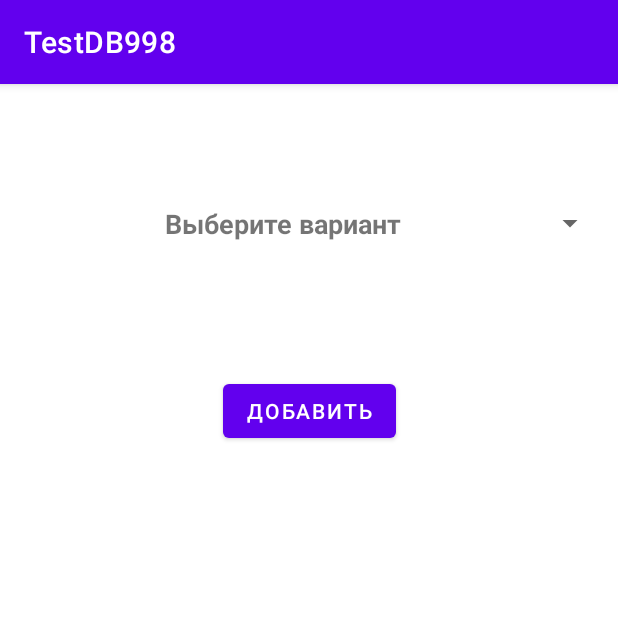
After one commit to KruzhokProg/TestDB998, an Android app: the HobbyActivity screen opened directly, with no data from a screen before it, on a phone screen of 412 x 824 dp, the top half of it. The commit adds this screen. Run offline under Robolectric (Android 15) with nearby library versions, the phone set to English and light mode, and no system bars; our stand-ins replace CircleImageView; 1 statement that could not run was skipped.

Commit message:
исправили ошибку бд

```diff
--- a/app/build.gradle
+++ b/app/build.gradle
@@ -36,4 +36,6 @@ dependencies {
     testImplementation 'junit:junit:4.+'
     androidTestImplementation 'androidx.test.ext:junit:1.1.2'
     androidTestImplementation 'androidx.test.espresso:espresso-core:3.3.0'
+
+    implementation 'de.hdodenhof:circleimageview:3.1.0'
 }
--- a/app/src/main/AndroidManifest.xml
+++ b/app/src/main/AndroidManifest.xml
@@ -9,6 +9,7 @@
         android:roundIcon="@mipmap/ic_launcher_round"
         android:supportsRtl="true"
         android:theme="@style/Theme.TestDB998">
+        <activity android:name=".HobbyActivity"></activity>
         <activity android:name=".MainActivity">
             <intent-filter>
                 <action android:name="android.intent.action.MAIN" />
--- /dev/null
+++ b/app/src/main/java/com/example/testdb998/Adapters/SpinnerAdapter.java
@@ -0,0 +1,73 @@
+package com.example.testdb998.Adapters;
+
+import android.content.Context;
+import android.view.LayoutInflater;
+import android.view.View;
+import android.view.ViewGroup;
+import android.widget.BaseAdapter;
+import android.widget.ImageView;
+import android.widget.TextView;
+
+import com.example.testdb998.Models.Hobby;
+import com.example.testdb998.R;
+
+import java.util.List;
+
+import de.hdodenhof.circleimageview.CircleImageView;
+
+public class SpinnerAdapter extends BaseAdapter {
+
+    List<Hobby> hobbies;
+    Context context;
+
+    public SpinnerAdapter(List<Hobby> hobbies, Context context) {
+        this.hobbies = hobbies;
+        this.context = context;
+    }
+
+    @Override
+    public int getCount() {
+        return hobbies.size();
+    }
+
+    @Override
+    public Object getItem(int position) {
+        return hobbies.get(position);
+    }
+
+    @Override
+    public long getItemId(int position) {
+        return position;
+    }
+
+    @Override
+    public View getDropDownView(int position, View convertView, ViewGroup parent) {
+        return getCustomView(position, convertView, parent);
+    }
+
+    @Override
+    public View getView(int position, View convertView, ViewGroup parent) {
+        return getCustomView(position, convertView, parent);
+    }
+
+    public View getCustomView(int position, View view, ViewGroup parent){
+        view = LayoutInflater.from(context).inflate(R.layout.spinner_item, null);
+        CircleImageView imgv = view.findViewById(R.id.cimgv_hobby);
+        TextView tv = view.findViewById(R.id.tvHobbyName);
+//        ImageView imgv_arrow = view.findViewById(R.id.imgv_arrow);
+
+        imgv.setImageResource(hobbies.get(position).getImage());
+        tv.setText(hobbies.get(position).getName());
+//        parent.setBackgroundResource(R.drawable.blue_outline);
+//        if(position ==0){
+//            imgv_arrow.setVisibility(View.VISIBLE);
+//            imgv.setVisibility(View.GONE);
+//        }
+//        else{
+//            imgv_arrow.setVisibility(View.INVISIBLE);
+//            imgv.setVisibility(View.VISIBLE);
+//        }
+
+        return view;
+    }
+}
--- a/app/src/main/java/com/example/testdb998/DataBaseHelper.java
+++ b/app/src/main/java/com/example/testdb998/DataBaseHelper.java
@@ -5,9 +5,15 @@ import android.content.Context;
 import android.database.Cursor;
 import android.database.sqlite.SQLiteDatabase;
 import android.database.sqlite.SQLiteOpenHelper;
+import android.widget.Toast;
 
 import androidx.annotation.NonNull;
 import androidx.annotation.Nullable;
+
+import com.example.testdb998.Models.Hobby;
+
+import java.util.ArrayList;
+import java.util.List;
 
 public class DataBaseHelper extends SQLiteOpenHelper {
 
@@ -22,10 +28,17 @@ public class DataBaseHelper extends SQLiteOpenHelper {
    static final String hobbyTable = "Hobby";
    static final String colHobbyId = "Id";
    static final String colHobbyName = "Name";
-   static final String colHobbyUserId = "UserId";
+   static final String colHobbyImage = "Image";
+
+   static final String userHobbyTable = "UserHobby";
+   static final String colUHUserId = "UserId";
+   static final String colUHHobbyId = "HobbyId";
+//   static final String colHobbyUserId = "UserId";
+
+
 
     public DataBaseHelper(@Nullable Context context) {
-        super(context, dbName, null, 1);
+        super(context, dbName, null, 7);
     }
 
 
@@ -38,16 +51,76 @@ public class DataBaseHelper extends SQLiteOpenHelper {
 
         db.execSQL("CREATE TABLE IF NOT EXISTS " + hobbyTable + "(" +
                 colHobbyId + " INTEGER PRIMARY KEY AUTOINCREMENT, " +
-                colHobbyName + " TEXT UNIQUE NOT NULL, " +
-                colHobbyUserId + " INTEGER NOT NULL, FOREIGN KEY (" + colHobbyUserId + ") REFERENCES " + userTable + " (" + colUserId + "));");
+                colHobbyName + " TEXT UNIQUE NOT NULL," +
+                colHobbyImage + " INTEGER NOT NULL);");
+
+        db.execSQL("CREATE TABLE IF NOT EXISTS " + userHobbyTable + "(" +
+                colUHUserId + " INTEGER NOT NULL," +
+                colUHHobbyId + " INTEGER NOT NULL," +
+                " PRIMARY KEY (" + colUHUserId + "," + colUHHobbyId + ")," +
+                " FOREIGN KEY (" + colUHUserId + ") REFERENCES " + userTable + "(" + colUserId + ")," +
+                " FOREIGN KEY (" + colUHHobbyId + ") REFERENCES " + hobbyTable + "(" + colHobbyId + "));");
+
+        //fillHobby();
+//                colHobbyUserId + " INTEGER NOT NULL, FOREIGN KEY (" + colHobbyUserId + ") REFERENCES " + userTable + " (" + colUserId + "));");
     }
 
     @Override
     public void onUpgrade(SQLiteDatabase db, int oldVersion, int newVersion) {
+        db.execSQL("DROP TABLE IF EXISTS " + userHobbyTable);
         db.execSQL("DROP TABLE IF EXISTS " + userTable);
         db.execSQL("DROP TABLE IF EXISTS " + hobbyTable);
         onCreate(db);
     }
+
+
+    public List<Hobby> getHobbies(){
+        SQLiteDatabase db = this.getReadableDatabase();
+        String query = "SELECT * FROM " + hobbyTable;
+        Cursor c = db.rawQuery(query, null);
+        List<Hobby> hobbies = new ArrayList<>();
+        if(c.moveToFirst()){
+            do{
+                Hobby newHobby = new Hobby();
+                newHobby.setName(c.getString(c.getColumnIndex(colHobbyName)));
+                newHobby.setImage(c.getInt(c.getColumnIndex(colHobbyImage)));
+                hobbies.add(newHobby);
+            }while(c.moveToNext());
+        }
+
+        return hobbies;
+    }
+
+    public void fillHobby(){
+        SQLiteDatabase db = this.getReadableDatabase();
+        String query = "SELECT * FROM " + hobbyTable;
+        Cursor c = db.rawQuery(query, null);
+        if(!c.moveToFirst()){
+            SQLiteDatabase dbW = this.getWritableDatabase();
+            ContentValues cv = new ContentValues();
+
+            cv.put(colHobbyName, "Выберите вариант");
+            cv.put(colHobbyImage, 0);
+            dbW.insert(hobbyTable, null, cv);
+
+            cv.put(colHobbyName, "кататься на велосипеде");
+            cv.put(colHobbyImage, R.drawable.hobby_bycycle);
+            dbW.insert(hobbyTable, null, cv);
+
+            cv.put(colHobbyName, "рисование");
+            cv.put(colHobbyImage, R.drawable.hobby_drawing);
+            dbW.insert(hobbyTable, null, cv);
+
+            cv.put(colHobbyName, "играть на гитаре");
+            cv.put(colHobbyImage, R.drawable.hobby_playing_guitar);
+            dbW.insert(hobbyTable, null, cv);
+
+            cv.put(colHobbyName, "игра на пианино");
+            cv.put(colHobbyImage, R.drawable.hobby_playing_piano);
+            dbW.insert(hobbyTable, null, cv);
+        }
+    }
+
 
     public long createUser(User newUser){
         SQLiteDatabase db = this.getWritableDatabase();
@@ -74,4 +147,25 @@ public class DataBaseHelper extends SQLiteOpenHelper {
             return -1;
     }
 
+    public Integer getHobbyId(Integer position) {
+        SQLiteDatabase db = this.getReadableDatabase();
+        String query = "SELECT " + colHobbyId + " FROM " + hobbyTable;
+        Cursor c = db.rawQuery(query, null);
+
+        if(c.moveToFirst()){
+            Integer hobbyId = c.getInt(c.getColumnIndex(colHobbyId));
+            return hobbyId;
+        }
+        else
+            return -1;
+    }
+
+    public void addNewHobby(Integer userId, Integer hobbyId) {
+        SQLiteDatabase db = this.getWritableDatabase();
+        ContentValues cv = new ContentValues();
+        cv.put("userId", userId);
+        cv.put("hobbyId", hobbyId);
+        db.insert(userHobbyTable, null, cv);
+    }
+
 }
--- /dev/null
+++ b/app/src/main/java/com/example/testdb998/HobbyActivity.java
@@ -0,0 +1,63 @@
+package com.example.testdb998;
+
+import android.os.Bundle;
+import android.view.View;
+import android.widget.AdapterView;
+import android.widget.Spinner;
+import android.widget.Toast;
+
+import androidx.appcompat.app.AppCompatActivity;
+
+import com.example.testdb998.Adapters.SpinnerAdapter;
+
+public class HobbyActivity extends AppCompatActivity {
+
+    Spinner spHobby;
+    SpinnerAdapter spinnerAdapter;
+    DataBaseHelper db;
+    Integer hobbyId, userId;
+
+    @Override
+    protected void onCreate(Bundle savedInstanceState) {
+        super.onCreate(savedInstanceState);
+        setContentView(R.layout.activity_hobby);
+
+        userId = getIntent().getExtras().getInt("userId");
+
+        db = new DataBaseHelper(this);
+        spHobby = findViewById(R.id.spHobby);
+
+        spinnerAdapter = new SpinnerAdapter(db.getHobbies(), this);
+        spHobby.setAdapter(spinnerAdapter);
+
+        spHobby.setOnItemSelectedListener(new AdapterView.OnItemSelectedListener() {
+            @Override
+            public void onItemSelected(AdapterView<?> parent, View view, int position, long id) {
+//                hobbyId = db.getHobbyId(position);
+                hobbyId = position;
+            }
+
+            @Override
+            public void onNothingSelected(AdapterView<?> parent) {
+
+            }
+        });
+
+//        spHobby.setOnItemSelectedListener(new AdapterView.OnItemSelectedListener() {
+//            @Override
+//            public void onItemSelected(AdapterView<?> parent, View view, int position, long id) {
+//
+//            }
+//
+//            @Override
+//            public void onNothingSelected(AdapterView<?> parent) {
+//
+//            }
+//        });
+    }
+
+    public void btnAddClick(View view) {
+        db.addNewHobby(userId, hobbyId);
+        Toast.makeText(this, "Success!", Toast.LENGTH_SHORT).show();
+    }
+}
--- /dev/null
+++ b/app/src/main/java/com/example/testdb998/Models/Hobby.java
@@ -0,0 +1,40 @@
+package com.example.testdb998.Models;
+
+public class Hobby {
+
+    private Integer id;
+    private String name;
+    private Integer image;
+
+
+    public Hobby(){}
+
+    public Hobby(String name, Integer image) {
+        this.name = name;
+        this.image = image;
+    }
+
+    public Integer getId() {
+        return id;
+    }
+
+    public void setId(Integer id) {
+        this.id = id;
+    }
+
+    public String getName() {
+        return name;
+    }
+
+    public void setName(String name) {
+        this.name = name;
+    }
+
+    public Integer getImage() {
+        return image;
+    }
+
+    public void setImage(Integer image) {
+        this.image = image;
+    }
+}
--- /dev/null
+++ b/app/src/main/res/drawable/blue_outline.xml
@@ -0,0 +1,5 @@
+<?xml version="1.0" encoding="utf-8"?>
+<shape xmlns:android="http://schemas.android.com/apk/res/android">
+    <stroke android:color="@color/incharge_blue" android:width="2dp"/>
+    <corners android:radius="@dimen/button_round_radius"/>
+</shape>
--- /dev/null
+++ b/app/src/main/res/drawable/ic_arrow.xml
@@ -0,0 +1,10 @@
+<vector xmlns:android="http://schemas.android.com/apk/res/android"
+    android:width="24dp"
+    android:height="24dp"
+    android:viewportWidth="24"
+    android:viewportHeight="24"
+    android:tint="?attr/colorControlNormal">
+  <path
+      android:fillColor="@android:color/white"
+      android:pathData="M7.41,8.59L12,13.17l4.59,-4.58L18,10l-6,6 -6,-6 1.41,-1.41z"/>
+</vector>
--- /dev/null
+++ b/app/src/main/res/layout/activity_hobby.xml
@@ -0,0 +1,32 @@
+<?xml version="1.0" encoding="utf-8"?>
+<androidx.constraintlayout.widget.ConstraintLayout xmlns:android="http://schemas.android.com/apk/res/android"
+    xmlns:app="http://schemas.android.com/apk/res-auto"
+    xmlns:tools="http://schemas.android.com/tools"
+    android:id="@+id/btnAdd"
+    android:layout_width="match_parent"
+    android:layout_height="match_parent"
+    tools:context=".HobbyActivity">
+
+    <Spinner
+        android:id="@+id/spHobby"
+        android:layout_width="match_parent"
+        android:layout_height="wrap_content"
+        android:layout_marginStart="8dp"
+        android:layout_marginTop="42dp"
+        android:layout_marginEnd="8dp"
+        app:layout_constraintEnd_toEndOf="parent"
+        app:layout_constraintStart_toStartOf="parent"
+        app:layout_constraintTop_toTopOf="parent"
+        tools:listitem="@layout/spinner_item" />
+
+    <Button
+        android:id="@+id/btnAdd"
+        android:layout_width="wrap_content"
+        android:layout_height="wrap_content"
+        android:layout_marginTop="50dp"
+        android:text="добавить"
+        app:layout_constraintEnd_toEndOf="parent"
+        app:layout_constraintStart_toStartOf="parent"
+        app:layout_constraintTop_toBottomOf="@+id/spHobby"
+        android:onClick="btnAddClick"/>
+</androidx.constraintlayout.widget.ConstraintLayout>
--- /dev/null
+++ b/app/src/main/res/layout/spinner_item.xml
@@ -0,0 +1,45 @@
+<?xml version="1.0" encoding="utf-8"?>
+<androidx.constraintlayout.widget.ConstraintLayout xmlns:android="http://schemas.android.com/apk/res/android"
+    xmlns:app="http://schemas.android.com/apk/res-auto"
+    xmlns:tools="http://schemas.android.com/tools"
+    android:layout_width="match_parent"
+    android:layout_height="wrap_content">
+
+    <de.hdodenhof.circleimageview.CircleImageView
+        android:id="@+id/cimgv_hobby"
+        android:layout_width="90dp"
+        android:layout_height="82dp"
+        android:layout_marginStart="10dp"
+        android:layout_marginTop="10dp"
+        android:layout_marginBottom="10dp"
+        android:src="@drawable/hobby_bycycle"
+        android:visibility="visible"
+        app:layout_constraintBottom_toBottomOf="parent"
+        app:layout_constraintStart_toStartOf="parent"
+        app:layout_constraintTop_toTopOf="parent" />
+
+    <TextView
+        android:id="@+id/tvHobbyName"
+        android:layout_width="wrap_content"
+        android:layout_height="wrap_content"
+        android:layout_marginEnd="10dp"
+        android:text="кататься на велосипеде"
+        android:textSize="18sp"
+        android:textStyle="bold"
+        app:layout_constraintBottom_toBottomOf="@+id/cimgv_hobby"
+        app:layout_constraintEnd_toEndOf="parent"
+        app:layout_constraintHorizontal_bias="0.021"
+        app:layout_constraintStart_toEndOf="@+id/cimgv_hobby"
+        app:layout_constraintTop_toTopOf="@+id/cimgv_hobby" />
+<!--
+    <ImageView
+        android:id="@+id/imgv_arrow"
+        android:layout_width="36dp"
+        android:layout_height="43dp"
+        android:layout_marginEnd="10dp"
+        app:layout_constraintBottom_toBottomOf="@+id/tvHobbyName"
+        app:layout_constraintEnd_toEndOf="parent"
+        app:layout_constraintTop_toTopOf="@+id/tvHobbyName"
+        app:srcCompat="@drawable/ic_arrow" />
+-->
+</androidx.constraintlayout.widget.ConstraintLayout>
--- a/app/src/main/res/values/colors.xml
+++ b/app/src/main/res/values/colors.xml
@@ -7,4 +7,5 @@
     <color name="teal_700">#FF018786</color>
     <color name="black">#FF000000</color>
     <color name="white">#FFFFFFFF</color>
+    <color name="incharge_blue">#3396ff</color>
 </resources>
--- /dev/null
+++ b/app/src/main/res/values/dimen.xml
@@ -0,0 +1,4 @@
+<?xml version="1.0" encoding="utf-8"?>
+<resources>
+    <dimen name="button_round_radius">15dp</dimen>
+</resources>
```
Also changed, not shown: app/src/main/java/com/example/testdb998/Adapters/SpinnerAdapter2.java (added, +14 -0 lines), app/src/main/java/com/example/testdb998/MainActivity.java (+16 -0 lines), app/src/main/res/drawable-v24/hobby_bycycle.jpg (added), app/src/main/res/drawable-v24/hobby_drawing.jpg (added), app/src/main/res/drawable-v24/hobby_playing_guitar.jpg (added), app/src/main/res/drawable-v24/hobby_playing_piano.jpg (added), app/src/main/res/drawable-v24/software_logo.png (added).
